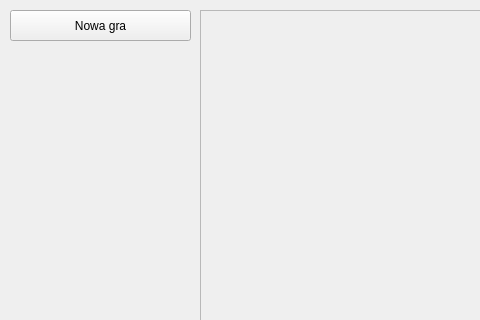
First picture: the form in mainwindow.ui, repository kaarkadiusz/SlidingPuzzle, before the edit; both pictures show x 0 to 480 and y 0 to 320 of the 640 by 480 pixel window.
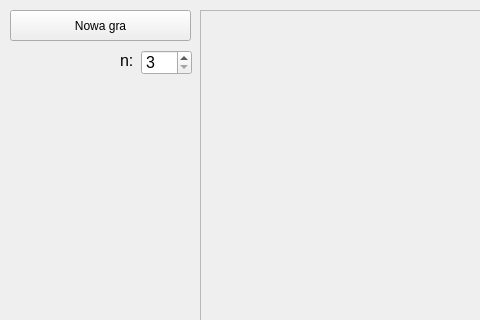
Second picture: the form after the edit.

Commit message: Dodano SpinBox ustawiający n

Diff of the .ui file:
```diff
--- a/mainwindow.ui
+++ b/mainwindow.ui
@@ -43,6 +43,45 @@
      <string>Nowa gra</string>
     </property>
    </widget>
+   <widget class="QSpinBox" name="nSpinBox">
+    <property name="geometry">
+     <rect>
+      <x>141</x>
+      <y>50</y>
+      <width>51</width>
+      <height>25</height>
+     </rect>
+    </property>
+    <property name="font">
+     <font>
+      <pointsize>12</pointsize>
+     </font>
+    </property>
+    <property name="minimum">
+     <number>3</number>
+    </property>
+    <property name="maximum">
+     <number>8</number>
+    </property>
+   </widget>
+   <widget class="QLabel" name="label">
+    <property name="geometry">
+     <rect>
+      <x>120</x>
+      <y>50</y>
+      <width>16</width>
+      <height>21</height>
+     </rect>
+    </property>
+    <property name="font">
+     <font>
+      <pointsize>12</pointsize>
+     </font>
+    </property>
+    <property name="text">
+     <string>n:</string>
+    </property>
+   </widget>
   </widget>
   <widget class="QMenuBar" name="menubar">
    <property name="geometry">
```
The commit also changes 4 other files.
